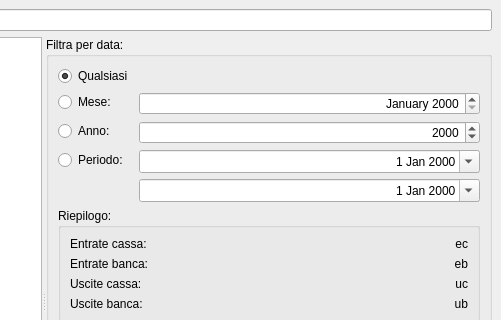
Before: the Qt Designer form modulePrimaNota/primanotawindow.ui in kvsd/Gestionale, drawn with Qt 5; both pictures show x 484 to 985 and y 0 to 320 of the 985 by 601 pixel window.
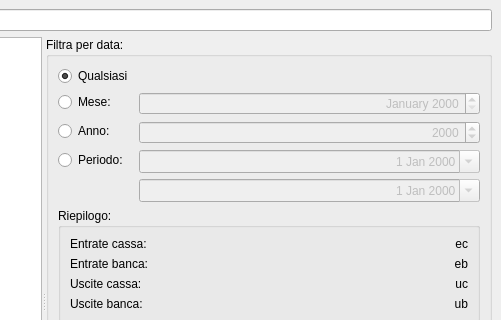
After: the same form once the commit is applied.

Patch:
```diff
--- a/modulePrimaNota/primanotawindow.ui
+++ b/modulePrimaNota/primanotawindow.ui
@@ -86,6 +86,9 @@
           </item>
           <item row="1" column="1">
            <widget class="QDateEdit" name="monthDateEdit">
+            <property name="enabled">
+             <bool>false</bool>
+            </property>
             <property name="alignment">
              <set>Qt::AlignRight|Qt::AlignTrailing|Qt::AlignVCenter</set>
             </property>
@@ -105,6 +108,9 @@
           </item>
           <item row="2" column="1">
            <widget class="QDateEdit" name="yearDateEdit">
+            <property name="enabled">
+             <bool>false</bool>
+            </property>
             <property name="alignment">
              <set>Qt::AlignRight|Qt::AlignTrailing|Qt::AlignVCenter</set>
             </property>
@@ -122,6 +128,9 @@
           </item>
           <item row="3" column="1">
            <widget class="QDateEdit" name="fromDateEdit">
+            <property name="enabled">
+             <bool>false</bool>
+            </property>
             <property name="alignment">
              <set>Qt::AlignRight|Qt::AlignTrailing|Qt::AlignVCenter</set>
             </property>
@@ -132,6 +141,9 @@
           </item>
           <item row="4" column="1">
            <widget class="QDateEdit" name="toDateEdit">
+            <property name="enabled">
+             <bool>false</bool>
+            </property>
             <property name="alignment">
              <set>Qt::AlignRight|Qt::AlignTrailing|Qt::AlignVCenter</set>
             </property>
```
Left out of the diff: 227 changed lines with no effect on the pictures.
